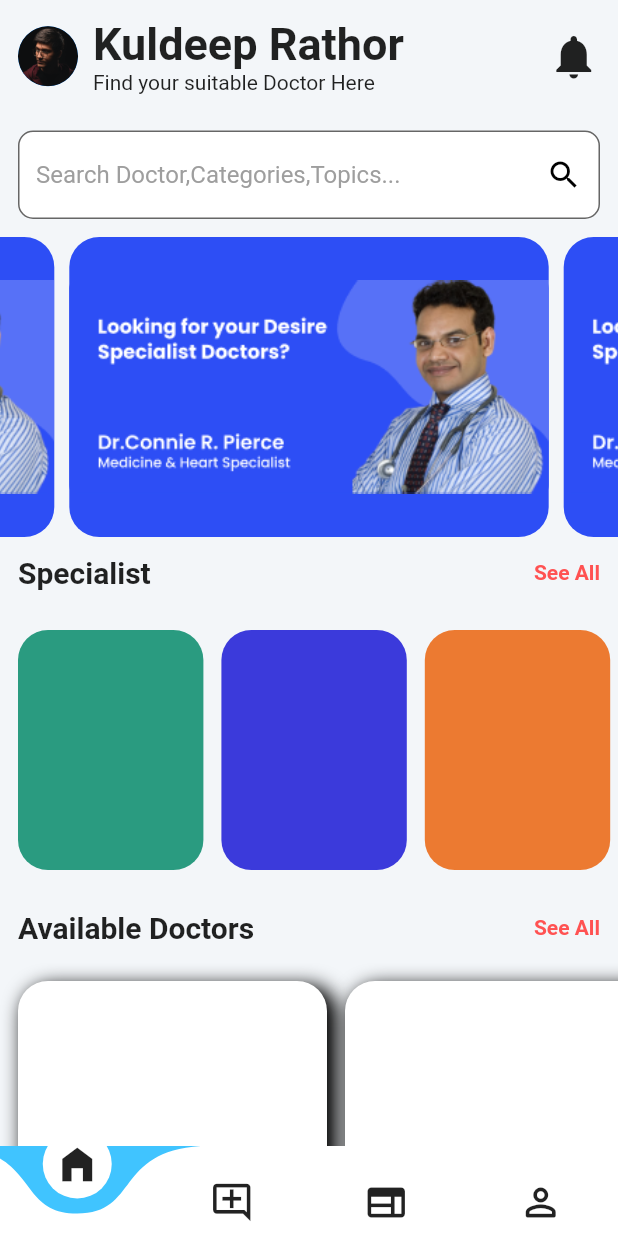
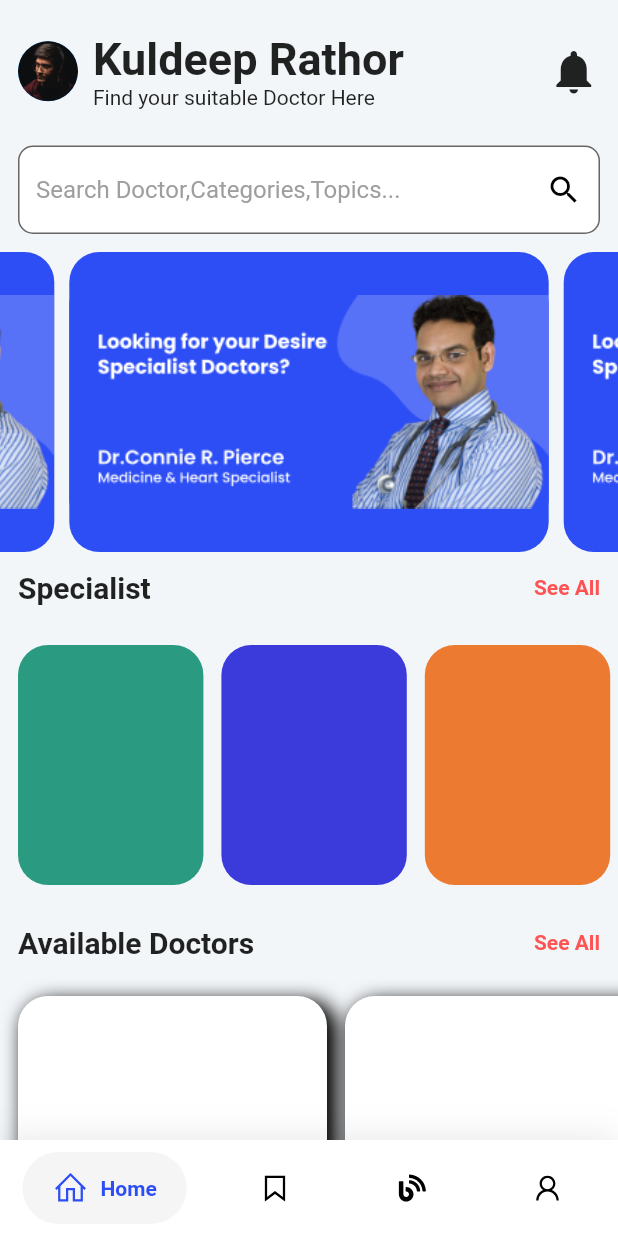
Before and after one commit to KuldeepRathor/Terna-Telemedicine, a Flutter app: the screen it shows once a user with an empty profile is signed in, on a phone screen of 412 x 824 dp. Run offline on Flutter 3.47's test engine with Material 2 defaults, Android fonts, the phone set to English and light mode, and no system bars; drawn by our look-alikes of carousel_slider, curved_navigation_bar, google_nav_bar; our stand-ins replace firebase_auth, firebase_core, flutter_native_splash, flutter_rating_bar, flutter_switch, introduction_screen and 1 more; accounts and stored records are empty.

Commit message:
Bottom Navigation Bar Update

```diff
--- a/lib/components/authorization/registrationpage.dart
+++ b/lib/components/authorization/registrationpage.dart
@@ -5,8 +5,6 @@ import 'dart:async';
 import 'package:firebase_auth/firebase_auth.dart';
 import 'package:flutter/cupertino.dart';
 import 'package:flutter/material.dart';
-import 'package:terna_telemedicine/components/authorization/verify.dart';
-import 'package:terna_telemedicine/screens/homepage.dart';
 
 import '../../nav_bar/bottomnavbar.dart';
 
--- a/lib/components/homepage/custom_appbar.dart
+++ b/lib/components/homepage/custom_appbar.dart
@@ -14,7 +14,7 @@ class CustomAppbar extends StatelessWidget {
             children: [
               CircleAvatar(
                 backgroundImage:
-                    ExactAssetImage('assets/images/placeholder.png'),
+                ExactAssetImage('assets/images/placeholder.png'),
               ),
               SizedBox(
                 width: 10,
@@ -30,8 +30,7 @@ class CustomAppbar extends StatelessWidget {
                     ),
                   ),
                   Text('Find your suitable Doctor Here'),
-                ],
-              ),
+                ],),
             ],
           ),
           Icon(
--- a/lib/main.dart
+++ b/lib/main.dart
@@ -1,6 +1,7 @@
 import 'package:firebase_auth/firebase_auth.dart';
 import 'package:firebase_core/firebase_core.dart';
 import 'package:flutter/material.dart';
+import 'package:flutter_native_splash/flutter_native_splash.dart';
 import 'package:terna_telemedicine/screens/onboarding_screen.dart';
 
 import 'nav_bar/bottomnavbar.dart';
@@ -11,6 +12,10 @@ import 'nav_bar/bottomnavbar.dart';
 // }
 void main() async {
   WidgetsFlutterBinding.ensureInitialized();
+  // WidgetsBinding widgetsBinding = WidgetsFlutterBinding.ensureInitialized();
+
+  // FlutterNativeSplash.preserve(widgetsBinding: widgetsBinding);
+
   await Firebase.initializeApp(
       // options: DefaultFirebaseOptions.currentPlatform,
       );
--- a/lib/nav_bar/bottomnavbar.dart
+++ b/lib/nav_bar/bottomnavbar.dart
@@ -1,59 +1,163 @@
+// ignore_for_file: prefer_const_constructors, prefer_const_literals_to_create_immutables
+
 import 'package:flutter/material.dart';
-import 'package:curved_navigation_bar/curved_navigation_bar.dart';
+import 'package:terna_telemedicine/components/profilepage/edit_profile.dart';
 import 'package:terna_telemedicine/screens/Blogs.dart';
-import 'package:terna_telemedicine/screens/Profile.dart';
 import 'package:terna_telemedicine/screens/appointment.dart';
 import 'package:terna_telemedicine/screens/homepage.dart';
+import 'package:google_nav_bar/google_nav_bar.dart';
+import 'package:line_icons/line_icons.dart';
 
-void main() => runApp(MaterialApp(home: BottomNavBar()));
+void main() => runApp(MaterialApp(
+    builder: (context, child) {
+      return Directionality(textDirection: TextDirection.ltr, child: child!);
+    },
+    title: 'GNav',
+    theme: ThemeData(
+      primaryColor: Colors.grey[800],
+    ),
+    home: BottomNavBar()));
 
 class BottomNavBar extends StatefulWidget {
+  const BottomNavBar({Key? key}) : super(key: key);
+
   @override
-  _BottomNavBarState createState() => _BottomNavBarState();
+  _ExampleState createState() => _ExampleState();
 }
 
-class _BottomNavBarState extends State<BottomNavBar> {
-  // int _page = 0;
-  // final GlobalKey<CurvedNavigationBarState> _bottomNavigationKey = GlobalKey();
-
-  int index = 0;
-
-  final screens = [
+class _ExampleState extends State<BottomNavBar> {
+  int _selectedIndex = 0;
+  static const TextStyle optionStyle =
+      TextStyle(fontSize: 30, fontWeight: FontWeight.w600);
+  static const List<Widget> _widgetOptions = <Widget>[
     HomePage(),
     Appointment(),
     Blogs(),
-    Profile(),
+    EditProfile(),
   ];
 
   @override
   Widget build(BuildContext context) {
-    final items = <Widget>[
-      Icon(Icons.home_filled, size: 30),
-      Icon(Icons.add_comment_outlined, size: 30),
-      Icon(Icons.web_outlined, size: 30),
-      Icon(Icons.perm_identity_rounded, size: 30),
-      // Icon(Icons.perm_identity, size: 30),
-    ];
     return Scaffold(
-      extendBody: true,
-      bottomNavigationBar: CurvedNavigationBar(
-        // key: _bottomNavigationKey,
-        index: index,
-        height: 60.0,
-        items: items,
-        color: Colors.white,
-        buttonBackgroundColor: Colors.white,
-        backgroundColor: Colors.lightBlueAccent,
-        animationCurve: Curves.easeInOut,
-        animationDuration: const Duration(milliseconds: 600),
-        onTap: (index) {
-          setState(() {
-            this.index = index;
-          });
-        },
-        letIndexChange: (index) => true,
+      backgroundColor: Colors.white,
+      // appBar: AppBar(
+      //   elevation: 20,
+      //   title: const Text('GoogleNavBar'),
+      // ),
+      body: Center(
+        child: _widgetOptions.elementAt(_selectedIndex),
       ),
-      body: screens[index],
+      bottomNavigationBar: Container(
+        decoration: BoxDecoration(
+          color: Colors.white,
+          boxShadow: [
+            BoxShadow(
+              blurRadius: 20,
+              color: Colors.black.withOpacity(.1),
+            )
+          ],
+        ),
+        child: SafeArea(
+          child: Padding(
+            padding: const EdgeInsets.symmetric(horizontal: 15.0, vertical: 8),
+            child: GNav(
+              rippleColor: Colors.grey[300]!,
+              hoverColor: Colors.grey[100]!,
+              gap: 8,
+              activeColor: Color(0xff2D4EF5),
+              iconSize: 24,
+              padding: EdgeInsets.symmetric(horizontal: 20, vertical: 12),
+              duration: Duration(milliseconds: 400),
+              tabBackgroundColor: Colors.grey[100]!,
+              color: Colors.black,
+              tabs: [
+                GButton(
+                  icon: LineIcons.home,
+                  text: 'Home',
+                ),
+                GButton(
+                  icon: LineIcons.bookmark,
+                  text: 'Appointments',
+                ),
+                GButton(
+                  icon: LineIcons.blog,
+                  text: 'Blogs',
+                ),
+                GButton(
+                  icon: LineIcons.user,
+                  text: 'Profile',
+                ),
+              ],
+              selectedIndex: _selectedIndex,
+              onTabChange: (index) {
+                setState(() {
+                  _selectedIndex = index;
+                });
+              },
+            ),
+          ),
+        ),
+      ),
     );
   }
 }
+// void main() => runApp(
+//       MaterialApp(
+//         home: BottomNavBar(),
+//       ),
+//     );
+//
+// class BottomNavBar extends StatefulWidget {
+//   @override
+//   _BottomNavBarState createState() => _BottomNavBarState();
+// }
+//
+// class _BottomNavBarState extends State<BottomNavBar> {
+//   // int _page = 0;
+//   // final GlobalKey<CurvedNavigationBarState> _bottomNavigationKey = GlobalKey();
+//
+//   int index = 0;
+//
+//   final screens = [
+//     HomePage(),
+//     Appointment(),
+//     Blogs(),
+//     EditProfile(),
+//   ];
+//
+//   @override
+//   Widget build(BuildContext context) {
+//     final items = <Widget>[
+//       Icon(
+//         Icons.home_filled,
+//         size: 30,
+//         color: Colors.black,
+//       ),
+//       Icon(Icons.add_comment_outlined, size: 30),
+//       Icon(Icons.web_outlined, size: 30),
+//       Icon(Icons.perm_identity_rounded, size: 30),
+//       // Icon(Icons.perm_identity, size: 30),
+//     ];
+//     return Scaffold(
+//       extendBody: true,
+//       bottomNavigationBar: CurvedNavigationBar(
+//         // key: _bottomNavigationKey,
+//         index: index,
+//         height: 60.0,
+//         items: items,
+//         color: Colors.white,
+//         buttonBackgroundColor: Colors.blue,
+//         backgroundColor: Colors.lightBlueAccent,
+//         animationCurve: Curves.easeInOut,
+//         animationDuration: const Duration(milliseconds: 600),
+//         onTap: (index) {
+//           setState(() {
+//             this.index = index;
+//           });
+//         },
+//         letIndexChange: (index) => true,
+//       ),
+//       body: screens[index],
+//     );
+//   }
+// }
--- a/lib/screens/homepage.dart
+++ b/lib/screens/homepage.dart
@@ -19,7 +19,7 @@ class HomePage extends StatelessWidget {
           child: Column(
             children: const [
               SizedBox(
-                height: 0,
+                height: 10,
               ),
               CustomAppbar(),
               SearchBar(),
--- a/pubspec.yaml
+++ b/pubspec.yaml
@@ -45,6 +45,10 @@ dependencies:
   firebase_core: ^1.20.0
   pinput: ^2.2.11
   provider: ^6.0.3
+  flutter_native_splash: ^2.2.0+1
+  custom_navigation_bar: ^0.8.2
+  google_nav_bar: ^5.0.6
+  line_icons: ^2.0.1
 dev_dependencies:
   flutter_test:
     sdk: flutter
```
Also changed, not shown: lib/components/appointment/appbar.dart (added, +24 -0 lines), lib/components/authorization/loginpage.dart (+8 -6 lines), lib/components/profilepage/name_surname.dart (+7 -1 lines), lib/screens/Blogs.dart (+15 -6 lines), lib/screens/appointment.dart (+12 -5 lines), pubspec.lock.
